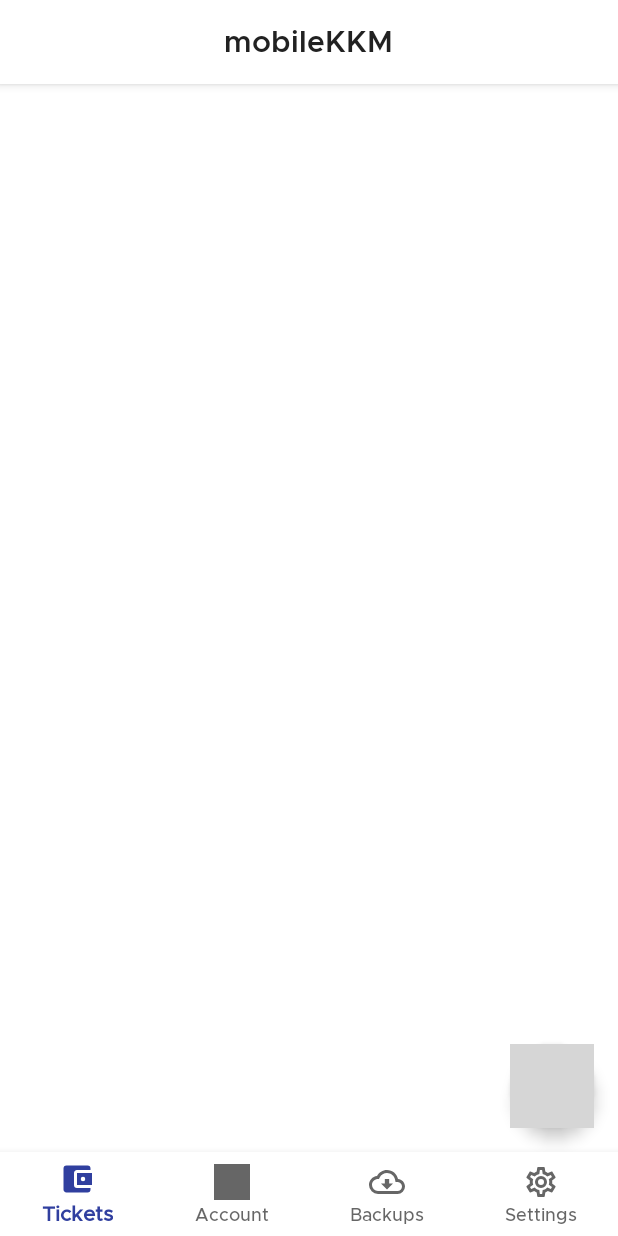
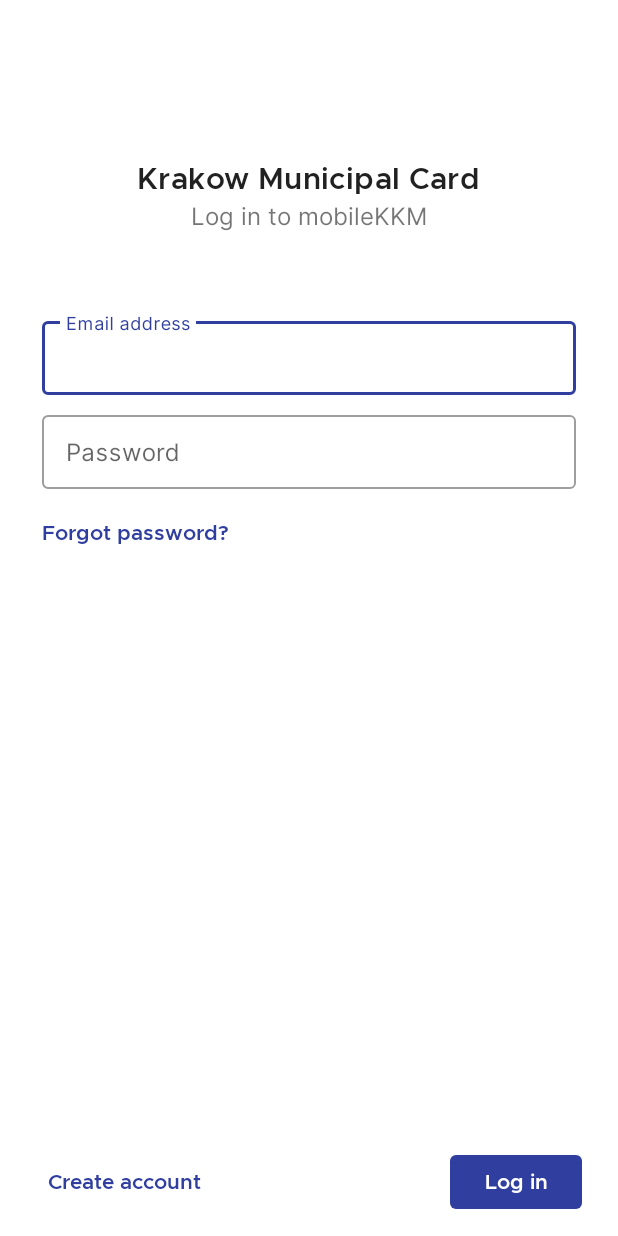
Before and after one commit to divadsn/mobileKKM-native, an Android app: the screen it shows after launch (MainActivity before the commit, LoginActivity after it), on a phone screen of 412 x 824 dp. Run offline under Robolectric (Android 15) with nearby library versions, the phone set to English and light mode, and no system bars; grey boxes are pictures that could not be loaded.

Commit message:
Create login activity layout
Signed-off-by: David Sn <divad.nnamtdeis@gmail.com>

```diff
--- a/app/src/main/AndroidManifest.xml
+++ b/app/src/main/AndroidManifest.xml
@@ -19,6 +19,11 @@
             android:theme="@style/AppTheme.SurfaceNavigationBar" />
 
         <activity
+            android:name=".ui.LoginActivity"
+            android:screenOrientation="portrait"
+            android:theme="@style/AppTheme.NoActionBar" />
+
+        <activity
             android:name=".ui.SplashActivity"
             android:theme="@style/AppTheme.Launcher">
             <intent-filter>
--- /dev/null
+++ b/app/src/main/java/de/codebucket/mkkm/ui/LoginActivity.java
@@ -0,0 +1,30 @@
+package de.codebucket.mkkm.ui;
+
+import android.content.Intent;
+import android.os.Bundle;
+import android.view.View;
+
+import androidx.annotation.Nullable;
+import androidx.appcompat.app.AppCompatActivity;
+
+import com.google.android.material.button.MaterialButton;
+
+import de.codebucket.mkkm.R;
+
+public class LoginActivity extends AppCompatActivity {
+
+    @Override
+    public void onCreate(@Nullable Bundle savedInstanceState) {
+        super.onCreate(savedInstanceState);
+        setContentView(R.layout.activity_login);
+
+        MaterialButton button = findViewById(R.id.login_submit);
+        button.setOnClickListener(new View.OnClickListener() {
+            @Override
+            public void onClick(View v) {
+                startActivity(new Intent(LoginActivity.this, MainActivity.class));
+                finish();
+            }
+        });
+    }
+}
--- a/app/src/main/java/de/codebucket/mkkm/ui/SplashActivity.java
+++ b/app/src/main/java/de/codebucket/mkkm/ui/SplashActivity.java
@@ -17,7 +17,7 @@
         handler.postDelayed(new Runnable() {
             @Override
             public void run() {
-                launch(new Intent(SplashActivity.this, MainActivity.class));
+                launch(new Intent(SplashActivity.this, LoginActivity.class));
             }
         }, 500L);
     }
--- /dev/null
+++ b/app/src/main/res/layout/activity_login.xml
@@ -0,0 +1,124 @@
+<?xml version="1.0" encoding="utf-8"?>
+<androidx.constraintlayout.widget.ConstraintLayout xmlns:android="http://schemas.android.com/apk/res/android"
+    xmlns:app="http://schemas.android.com/apk/res-auto"
+    android:id="@+id/login_layout"
+    android:layout_width="match_parent"
+    android:layout_height="match_parent"
+    android:fitsSystemWindows="true">
+
+    <ScrollView
+        android:id="@+id/login_scroll_view"
+        android:layout_width="match_parent"
+        android:layout_height="0dp"
+        app:layout_behavior="@string/appbar_scrolling_view_behavior"
+        app:layout_constraintBottom_toTopOf="@id/login_relative_layout"
+        app:layout_constraintEnd_toEndOf="parent"
+        app:layout_constraintTop_toTopOf="parent">
+
+        <LinearLayout
+            android:id="@+id/login_linear_layout"
+            android:layout_width="match_parent"
+            android:layout_height="wrap_content"
+            android:orientation="vertical"
+            android:paddingLeft="24dp"
+            android:paddingTop="?attr/actionBarSize"
+            android:paddingRight="24dp">
+
+            <TextView
+                android:id="@+id/login_title"
+                android:layout_width="wrap_content"
+                android:layout_height="wrap_content"
+                android:layout_gravity="center"
+                android:layout_marginTop="50dp"
+                android:fontFamily="@font/metropolis_semibold"
+                android:text="@string/login_title"
+                android:textAppearance="@style/TextAppearance.MaterialComponents.Headline6" />
+
+            <TextView
+                android:id="@+id/login_subtitle"
+                android:layout_width="wrap_content"
+                android:layout_height="wrap_content"
+                android:layout_gravity="center"
+                android:layout_marginBottom="50dp"
+                android:fontFamily="@font/inter_regular"
+                android:text="@string/login_subtitle"
+                android:textSize="16sp" />
+
+            <com.google.android.material.textfield.TextInputLayout
+                style="@style/Widget.MaterialComponents.TextInputLayout.OutlinedBox.Dense"
+                android:id="@+id/login_email_layout"
+                android:layout_width="match_parent"
+                android:layout_height="wrap_content"
+                android:layout_margin="4dp"
+                android:hint="@string/login_email_hint">
+
+                <com.google.android.material.textfield.TextInputEditText
+                    android:id="@+id/login_email_text"
+                    android:layout_width="match_parent"
+                    android:layout_height="wrap_content"
+                    android:inputType="textEmailAddress" />
+            </com.google.android.material.textfield.TextInputLayout>
+
+            <com.google.android.material.textfield.TextInputLayout
+                style="@style/Widget.MaterialComponents.TextInputLayout.OutlinedBox.Dense"
+                android:id="@+id/login_password_layout"
+                android:layout_width="match_parent"
+                android:layout_height="wrap_content"
+                android:layout_margin="4dp"
+                android:hint="@string/login_password_hint">
+
+                <com.google.android.material.textfield.TextInputEditText
+                    android:id="@+id/login_password_text"
+                    android:layout_width="match_parent"
+                    android:layout_height="wrap_content"
+                    android:inputType="textPassword" />
+            </com.google.android.material.textfield.TextInputLayout>
+
+            <TextView
+                android:id="@+id/login_forgot_password"
+                android:layout_width="wrap_content"
+                android:layout_height="wrap_content"
+                android:layout_gravity="start"
+                android:layout_marginStart="4dp"
+                android:layout_marginTop="16dp"
+                android:layout_marginBottom="16dp"
+                android:fontFamily="@font/metropolis_semibold"
+                android:text="@string/login_forgot_password"
+                android:textColor="?attr/colorPrimary" />
+
+        </LinearLayout>
+
+    </ScrollView>
+
+    <RelativeLayout
+        android:id="@+id/login_relative_layout"
+        android:layout_width="match_parent"
+        android:layout_height="wrap_content"
+        android:paddingStart="24dp"
+        android:paddingEnd="24dp"
+        android:paddingTop="12dp"
+        android:paddingBottom="12dp"
+        app:layout_constraintBottom_toBottomOf="parent"
+        app:layout_constraintEnd_toEndOf="parent">
+
+        <com.google.android.material.button.MaterialButton
+            style="@style/Widget.Custom.TextButton"
+            android:id="@+id/login_create_account"
+            android:layout_width="wrap_content"
+            android:layout_height="wrap_content"
+            android:layout_alignParentStart="true"
+            android:text="@string/login_create_account"
+            android:textAllCaps="false" />
+
+        <com.google.android.material.button.MaterialButton
+            style="@style/Widget.Custom.UnelevatedButton"
+            android:id="@+id/login_submit"
+            android:layout_width="wrap_content"
+            android:layout_height="wrap_content"
+            android:layout_alignParentEnd="true"
+            android:text="@string/login_submit"
+            android:textAllCaps="false" />
+
+    </RelativeLayout>
+
+</androidx.constraintlayout.widget.ConstraintLayout>
--- a/app/src/main/res/values/strings.xml
+++ b/app/src/main/res/values/strings.xml
@@ -1,6 +1,14 @@
 <resources>
     <string name="app_name" translatable="false">mobileKKM</string>
     <string name="title_home">Home</string>
+
+    <string name="login_title">Krakow Municipal Card</string>
+    <string name="login_subtitle">Log in to mobileKKM</string>
+    <string name="login_email_hint">Email address</string>
+    <string name="login_password_hint">Password</string>
+    <string name="login_forgot_password">Forgot password?</string>
+    <string name="login_create_account">Create account</string>
+    <string name="login_submit">Log in</string>
 
     <string name="nav_tickets">Tickets</string>
     <string name="nav_account">Account</string>
--- a/app/src/main/res/values/styles.xml
+++ b/app/src/main/res/values/styles.xml
@@ -1,4 +1,14 @@
 <resources>
+
+    <style name="Widget.Custom.TextButton" parent="Widget.MaterialComponents.Button.TextButton">
+        <item name="android:fontFamily">@font/metropolis_semibold</item>
+        <item name="android:letterSpacing">0</item>
+    </style>
+
+    <style name="Widget.Custom.UnelevatedButton" parent="Widget.MaterialComponents.Button.UnelevatedButton">
+        <item name="android:fontFamily">@font/metropolis_semibold</item>
+        <item name="android:letterSpacing">0</item>
+    </style>
 
     <style name="BottomNavigationViewTextStyle">
         <item name="android:fontFamily">@font/metropolis_medium</item>
```
Also changed, not shown: 1 other file.
